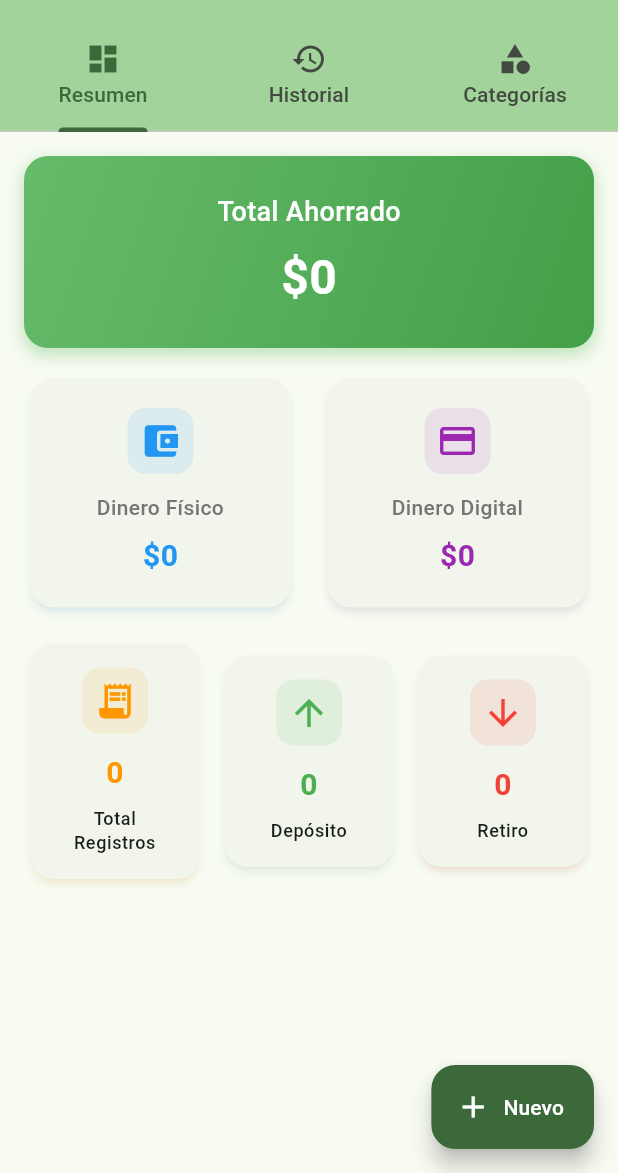
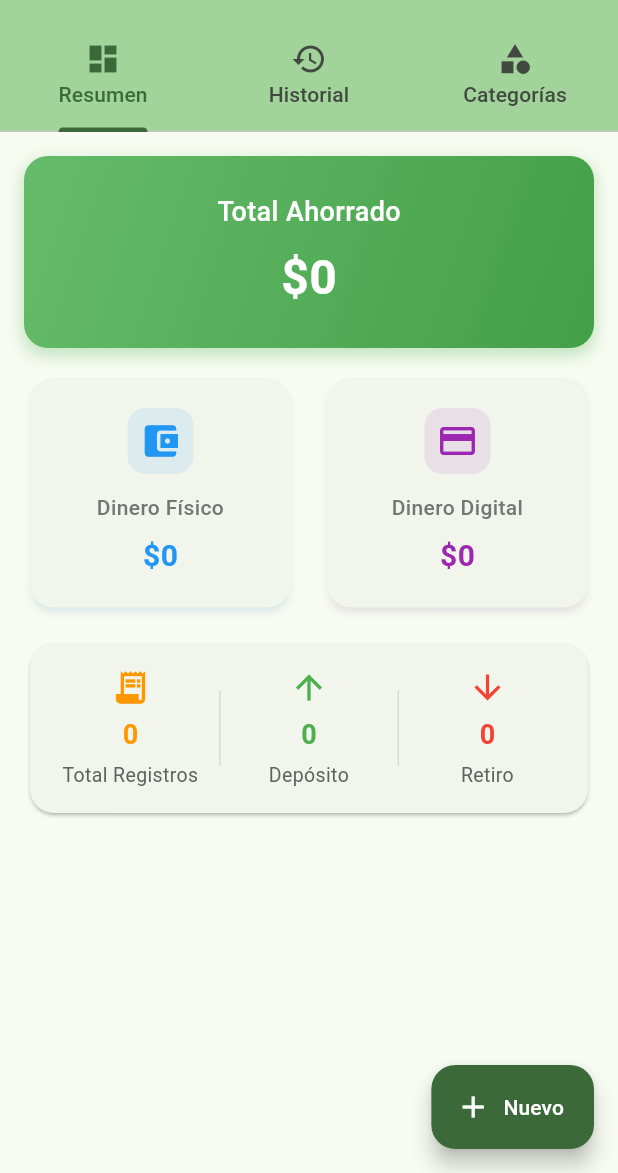
Before and after one commit to Mentitos/finanzaslibre, a Flutter app: the screen it shows after launch, on a phone screen of 412 x 824 dp, the part 63-1236 px from its top. Run offline on Flutter 3.47's test engine with Material 3 defaults, Android fonts, the phone set to English and light mode, and no system bars; our stand-ins replace shared_preferences.

Commit message:
Cambio stats
medio que me enrrede y preferi usar widgets distintos

```diff
--- a/finanzas/lib/screens/tabs/summary_tab.dart
+++ b/finanzas/lib/screens/tabs/summary_tab.dart
@@ -1,6 +1,5 @@
 import 'package:flutter/material.dart';
 import '../../models/savings_record.dart';
-import '../../widgets/stat_card.dart';
 import '../../widgets/record_item.dart';
 import '../../utils/formatters.dart';
 import '../../constants/app_constants.dart';
@@ -206,37 +205,81 @@ class SummaryTab extends StatelessWidget {
   final totalDeposits = statistics['totalDeposits'] ?? 0;
   final totalWithdrawals = statistics['totalWithdrawals'] ?? 0;
 
-    return Row(
+  return Card(
+    shape: RoundedRectangleBorder(
+      borderRadius: BorderRadius.circular(16),
+    ),
+    elevation: 1,
+    child: Padding(
+      padding: const EdgeInsets.symmetric(vertical: 16, horizontal: 8),
+      child: Row(
         children: [
-        Expanded(
-          child: StatCard(
+          _buildStatItem(
             title: 'Total Registros',
             value: '$totalRecords',
             icon: Icons.receipt_long,
             color: Colors.orange,
           ),
-        ),
-        const SizedBox(width: AppConstants.smallPadding),
-        Expanded(
-          child: StatCard(
+          _buildDivider(),
+          _buildStatItem(
             title: AppConstants.depositLabel,
             value: '$totalDeposits',
             icon: Icons.arrow_upward,
             color: AppConstants.depositColor,
           ),
-        ),
-        const SizedBox(width: AppConstants.smallPadding),
-        Expanded(
-          child: StatCard(
+          _buildDivider(),
+          _buildStatItem(
             title: AppConstants.withdrawalLabel,
             value: '$totalWithdrawals',
             icon: Icons.arrow_downward,
             color: AppConstants.withdrawalColor,
           ),
+        ],
+      ),
+    ),
+  );
+}
+Widget _buildStatItem({
+  required String title,
+  required String value,
+  required IconData icon,
+  required Color color,
+}) {
+  return Expanded(
+    child: Column(
+      mainAxisSize: MainAxisSize.min,
+      children: [
+        Icon(icon, color: color, size: 26),
+        const SizedBox(height: 6),
+        Text(
+          value,
+          style: TextStyle(
+            fontSize: 18,
+            fontWeight: FontWeight.bold,
+            color: color,
+          ),
+        ),
+        const SizedBox(height: 4),
+        Text(
+          title,
+          style: TextStyle(
+            fontSize: 13,
+            color: Colors.grey[700],
+          ),
+          textAlign: TextAlign.center,
         ),
       ],
+    ),
   );
 }
+Widget _buildDivider() {
+  return Container(
+    width: 1,
+    height: 50,
+    color: Colors.grey.withOpacity(0.3),
+  );
+}
+
 
   Widget _buildRecentMovements(BuildContext context) {
     final recentRecords = allRecords.take(AppConstants.recentRecordsCount).toList();
```
Lines whose indentation alone changed are shown as unchanged.
